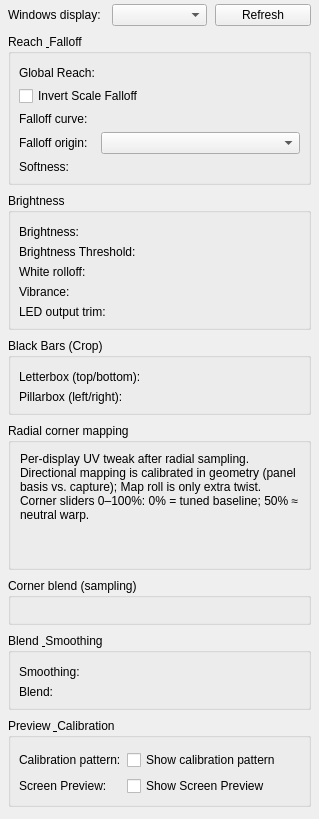
First picture: the form in ui/forms/ScreenMirrorMonitorSettings.ui, repository Wolfieeewolf/OpenRGB3DSpatialPlugin, before the edit.
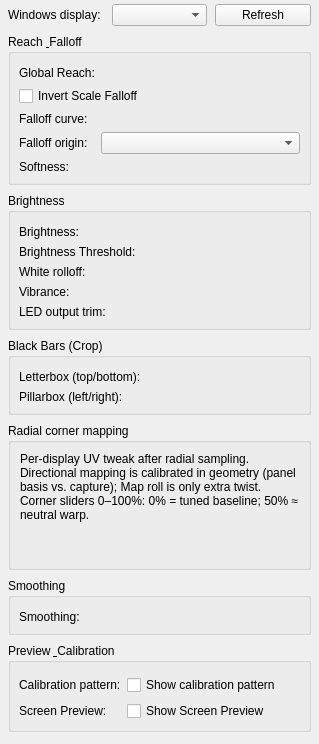
Second picture: the form after the edit. Custom widgets are drawn as their Qt base class.

Commit message:
chore(screen-mirror): drop leftover GPU sliders and packing math
Remove unused blend/corner-blend UI, wave-pack helpers, and a frame-time
cache that nothing read after the per-LED sample path landed.

```diff
--- a/ui/forms/ScreenMirrorMonitorSettings.ui
+++ b/ui/forms/ScreenMirrorMonitorSettings.ui
@@ -270,25 +270,10 @@
      </layout>
     </widget>
    </item>
-   <item>
-    <widget class="QGroupBox" name="cornerBlendGroup">
-     <property name="title">
-      <string>Corner blend (sampling)</string>
-     </property>
-     <layout class="QVBoxLayout" name="cornerBlendLayout">
-      <item>
-       <widget class="EffectSliderRow" name="cornerStrengthRow" native="true"/>
-      </item>
-      <item>
-       <widget class="EffectSliderRow" name="cornerZoneRow" native="true"/>
-      </item>
-     </layout>
-    </widget>
-   </item>
    <item>
     <widget class="QGroupBox" name="blendGroup">
      <property name="title">
-      <string>Blend &amp; Smoothing</string>
+      <string>Smoothing</string>
      </property>
      <layout class="QFormLayout" name="blendForm">
       <property name="leftMargin">
@@ -313,16 +298,6 @@
       <item row="0" column="1">
        <widget class="EffectSliderRow" name="smoothingRow" native="true"/>
       </item>
-      <item row="1" column="0">
-       <widget class="QLabel" name="blendCaption">
-        <property name="text">
-         <string>Blend:</string>
-        </property>
-       </widget>
-      </item>
-      <item row="1" column="1">
-       <widget class="EffectSliderRow" name="blendRow" native="true"/>
-      </item>
      </layout>
     </widget>
    </item>
```
The commit also changes 9 other files.
